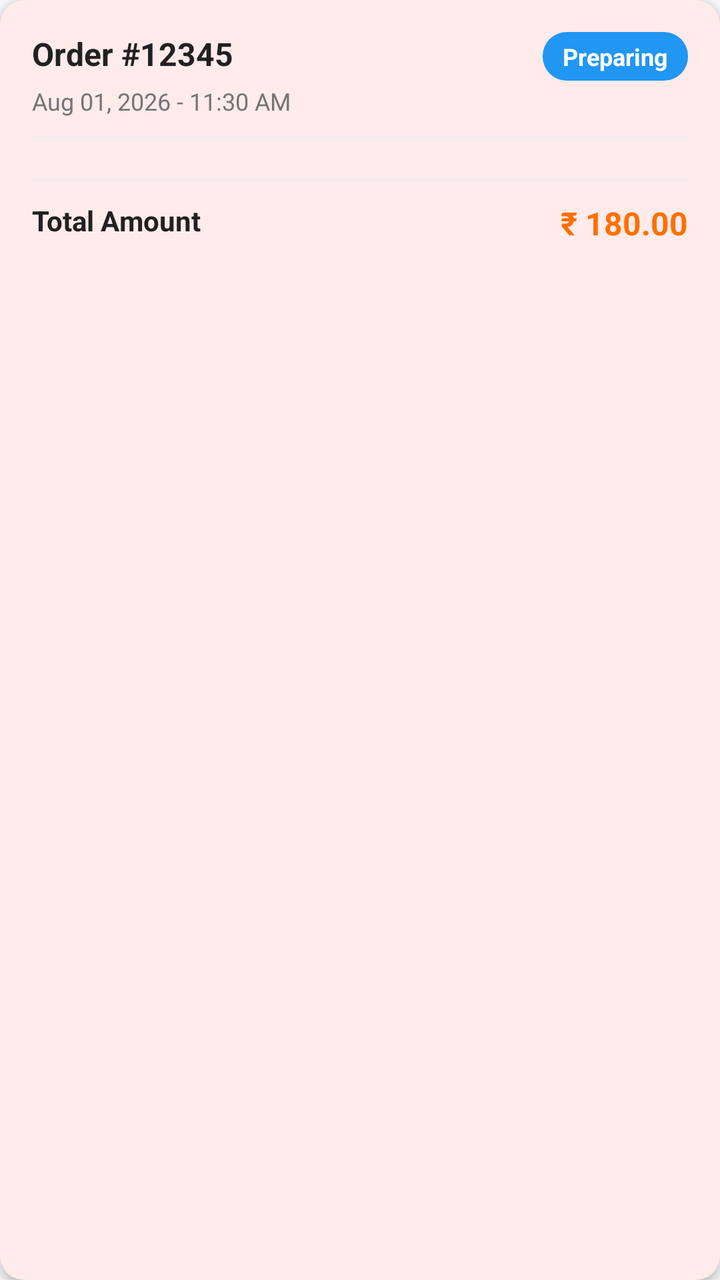
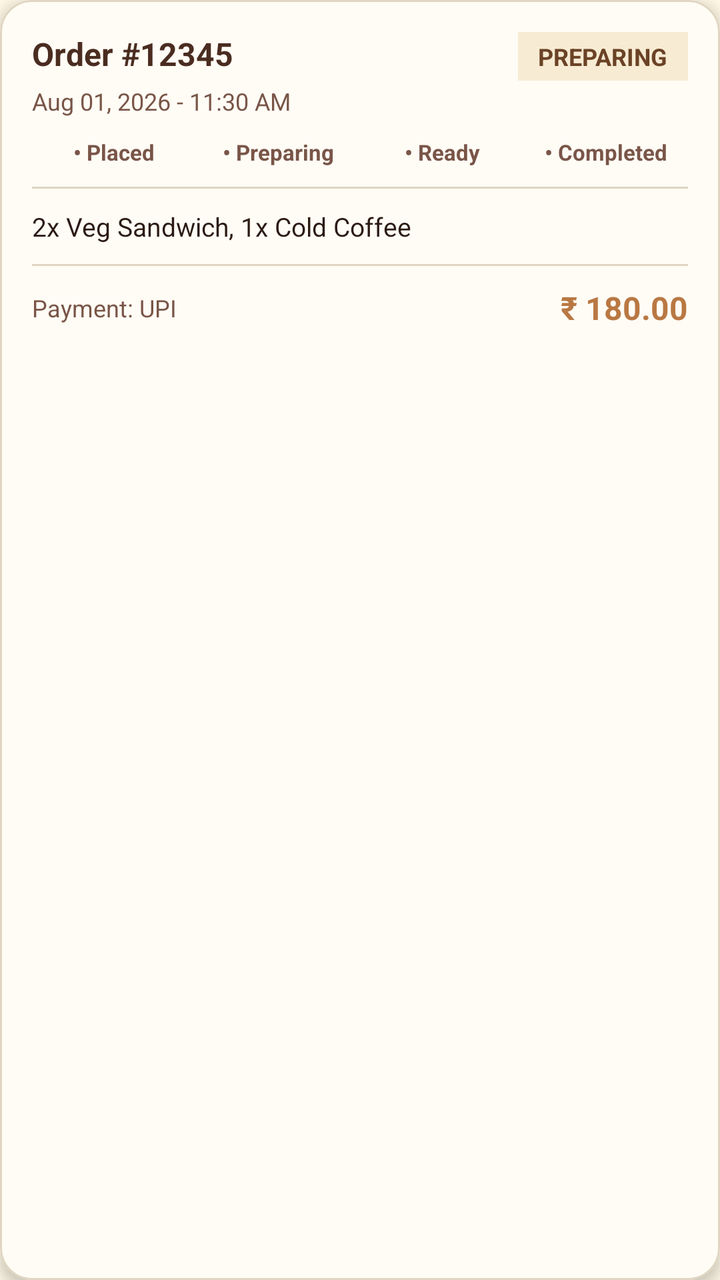

An Android layout rendered at two revisions. The XML below is the earlier revision; the diff shows what the commit changed to produce the second picture.
<!-- AndroidManifest.xml: application theme Theme.CollegeCanteenFoodOrderingApp -->
<!-- res/layout/item_order_student.xml -->
<?xml version="1.0" encoding="utf-8"?>
<com.google.android.material.card.MaterialCardView xmlns:android="http://schemas.android.com/apk/res/android"
    xmlns:app="http://schemas.android.com/apk/res-auto"
    android:layout_width="match_parent"
    android:layout_height="wrap_content"
    android:layout_marginVertical="8dp"
    app:cardCornerRadius="12dp"
    app:cardElevation="3dp"
    app:strokeWidth="0dp">

    <LinearLayout
        android:layout_width="match_parent"
        android:layout_height="wrap_content"
        android:orientation="vertical"
        android:padding="16dp">

        <RelativeLayout
            android:layout_width="match_parent"
            android:layout_height="wrap_content">

            <TextView
                android:id="@+id/tvOrderId"
                android:layout_width="wrap_content"
                android:layout_height="wrap_content"
                android:text="Order #12345"
                android:textColor="@color/text_primary"
                android:textSize="16sp"
                android:textStyle="bold" />

            <TextView
                android:id="@+id/tvStatus"
                android:layout_width="wrap_content"
                android:layout_height="wrap_content"
                android:layout_alignParentEnd="true"
                android:background="@drawable/bg_status_badge"
                android:paddingHorizontal="10dp"
                android:paddingVertical="4dp"
                android:text="Preparing"
                android:textColor="@color/white"
                android:textSize="12sp"
                android:textStyle="bold" />
        </RelativeLayout>

        <TextView
            android:id="@+id/tvDate"
            android:layout_width="wrap_content"
            android:layout_height="wrap_content"
            android:layout_marginTop="2dp"
            android:text="Aug 01, 2026 - 11:30 AM"
            android:textColor="@color/text_secondary"
            android:textSize="12sp" />

        <View
            android:layout_width="match_parent"
            android:layout_height="1dp"
            android:layout_marginVertical="10dp"
            android:background="@color/divider" />

        
        <androidx.recyclerview.widget.RecyclerView
            android:id="@+id/rvOrderItems"
            android:layout_width="match_parent"
            android:layout_height="wrap_content" />

        <TextView
            android:id="@+id/tvNotes"
            android:layout_width="wrap_content"
            android:layout_height="wrap_content"
            android:layout_marginTop="8dp"
            android:text="Notes: Table 4"
            android:textColor="@color/text_secondary"
            android:textSize="13sp"
            android:textStyle="italic"
            android:visibility="gone" />

        <View
            android:layout_width="match_parent"
            android:layout_height="1dp"
            android:layout_marginVertical="10dp"
            android:background="@color/divider" />

        <RelativeLayout
            android:layout_width="match_parent"
            android:layout_height="wrap_content">

            <TextView
                android:layout_width="wrap_content"
                android:layout_height="wrap_content"
                android:text="Total Amount"
                android:textColor="@color/text_primary"
                android:textSize="14sp"
                android:textStyle="bold" />

            <TextView
                android:id="@+id/tvTotalPrice"
                android:layout_width="wrap_content"
                android:layout_height="wrap_content"
                android:layout_alignParentEnd="true"
                android:text="₹ 180.00"
                android:textColor="@color/primary"
                android:textSize="16sp"
                android:textStyle="bold" />
        </RelativeLayout>

    </LinearLayout>
</com.google.android.material.card.MaterialCardView>
<!-- resources referenced by this layout -->
<resources>
  <color name="divider">#EEEEEE</color>
  <color name="primary">#FF6F00</color>
  <color name="text_primary">#212121</color>
  <color name="text_secondary">#757575</color>
  <color name="white">#FFFFFF</color>
  <!-- drawable bg_status_badge (drawable) -->
  <?xml version="1.0" encoding="utf-8"?>
  <shape xmlns:android="http://schemas.android.com/apk/res/android"
      android:shape="rectangle">
      <corners android:radius="12dp" />
      <solid android:color="#2196F3" />
  </shape>
  <style name="Theme.CollegeCanteenFoodOrderingApp" parent="Base.Theme.CollegeCanteenFoodOrderingApp" />
  <style name="Base.Theme.CollegeCanteenFoodOrderingApp" parent="Theme.Material3.DayNight">
          <item name="colorPrimary">@color/primary</item>
          <item name="colorPrimaryDark">@color/primary_dark</item>
          <item name="colorAccent">@color/accent</item>
          <item name="android:windowBackground">@color/bg_main</item>
      </style>
  <color name="primary_dark">#E65100</color>
  <color name="accent">#FF9800</color>
  <color name="bg_main">#F8F9FA</color>
</resources>

<!-- the commit's change to res/layout/item_order_student.xml (unified diff, before → after) -->
@@ -4,9 +4,12 @@
     android:layout_width="match_parent"
     android:layout_height="wrap_content"
     android:layout_marginVertical="8dp"
-    app:cardCornerRadius="12dp"
-    app:cardElevation="3dp"
-    app:strokeWidth="0dp">
+    android:layout_marginHorizontal="4dp"
+    app:cardBackgroundColor="@color/surface_card"
+    app:cardCornerRadius="16dp"
+    app:cardElevation="4dp"
+    app:strokeColor="@color/border_light"
+    app:strokeWidth="1dp">
 
     <LinearLayout
         android:layout_width="match_parent"
@@ -23,26 +26,26 @@
                 android:layout_width="wrap_content"
                 android:layout_height="wrap_content"
                 android:text="Order #12345"
-                android:textColor="@color/text_primary"
+                android:textColor="@color/primary_dark"
                 android:textSize="16sp"
                 android:textStyle="bold" />
 
             <TextView
-                android:id="@+id/tvStatus"
+                android:id="@+id/tvOrderStatus"
                 android:layout_width="wrap_content"
                 android:layout_height="wrap_content"
                 android:layout_alignParentEnd="true"
-                android:background="@drawable/bg_status_badge"
+                android:background="@color/bg_light_cream"
                 android:paddingHorizontal="10dp"
                 android:paddingVertical="4dp"
-                android:text="Preparing"
-                android:textColor="@color/white"
+                android:text="PREPARING"
+                android:textColor="@color/primary"
                 android:textSize="12sp"
                 android:textStyle="bold" />
         </RelativeLayout>
 
         <TextView
-            android:id="@+id/tvDate"
+            android:id="@+id/tvOrderDate"
             android:layout_width="wrap_content"
             android:layout_height="wrap_content"
             android:layout_marginTop="2dp"
@@ -50,28 +53,70 @@
             android:textColor="@color/text_secondary"
             android:textSize="12sp" />
 
+        <LinearLayout
+            android:layout_width="match_parent"
+            android:layout_height="wrap_content"
+            android:layout_marginTop="10dp"
+            android:orientation="horizontal">
+
+            <TextView
+                android:id="@+id/stepPlaced"
+                android:layout_width="0dp"
+                android:layout_height="wrap_content"
+                android:layout_weight="1"
+                android:gravity="center"
+                android:text="• Placed"
+                android:textColor="@color/text_secondary"
+                android:textSize="11sp"
+                android:textStyle="bold" />
+
+            <TextView
+                android:id="@+id/stepPreparing"
+                android:layout_width="0dp"
+                android:layout_height="wrap_content"
+                android:layout_weight="1"
+                android:gravity="center"
+                android:text="• Preparing"
+                android:textColor="@color/text_secondary"
+                android:textSize="11sp"
+                android:textStyle="bold" />
+
+            <TextView
+                android:id="@+id/stepReady"
+                android:layout_width="0dp"
+                android:layout_height="wrap_content"
+                android:layout_weight="1"
+                android:gravity="center"
+                android:text="• Ready"
+                android:textColor="@color/text_secondary"
+                android:textSize="11sp"
+                android:textStyle="bold" />
+
+            <TextView
+                android:id="@+id/stepCompleted"
+                android:layout_width="0dp"
+                android:layout_height="wrap_content"
+                android:layout_weight="1"
+                android:gravity="center"
+                android:text="• Completed"
+                android:textColor="@color/text_secondary"
+                android:textSize="11sp"
+                android:textStyle="bold" />
+        </LinearLayout>
+
         <View
             android:layout_width="match_parent"
             android:layout_height="1dp"
             android:layout_marginVertical="10dp"
             android:background="@color/divider" />
 
-        
-        <androidx.recyclerview.widget.RecyclerView
-            android:id="@+id/rvOrderItems"
+        <TextView
+            android:id="@+id/tvOrderItemsSummary"
             android:layout_width="match_parent"
-            android:layout_height="wrap_content" />
-
-        <TextView
-            android:id="@+id/tvNotes"
-            android:layout_width="wrap_content"
             android:layout_height="wrap_content"
-            android:layout_marginTop="8dp"
-            android:text="Notes: Table 4"
-            android:textColor="@color/text_secondary"
-            android:textSize="13sp"
-            android:textStyle="italic"
-            android:visibility="gone" />
+            android:text="2x Veg Sandwich, 1x Cold Coffee"
+            android:textColor="@color/text_primary"
+            android:textSize="13sp" />
 
         <View
             android:layout_width="match_parent"
@@ -84,20 +129,22 @@
             android:layout_height="wrap_content">
 
             <TextView
+                android:id="@+id/tvPaymentMethod"
                 android:layout_width="wrap_content"
                 android:layout_height="wrap_content"
-                android:text="Total Amount"
-                android:textColor="@color/text_primary"
-                android:textSize="14sp"
-                android:textStyle="bold" />
+                android:layout_alignParentStart="true"
+                android:layout_centerVertical="true"
+                android:text="Payment: UPI"
+                android:textColor="@color/text_secondary"
+                android:textSize="12sp" />
 
             <TextView
-                android:id="@+id/tvTotalPrice"
+                android:id="@+id/tvOrderTotal"
                 android:layout_width="wrap_content"
                 android:layout_height="wrap_content"
                 android:layout_alignParentEnd="true"
                 android:text="₹ 180.00"
-                android:textColor="@color/primary"
+                android:textColor="@color/caramel"
                 android:textSize="16sp"
                 android:textStyle="bold" />
         </RelativeLayout>
<!-- resource entries referenced after the edit -->
@@ -1,17 +1,12 @@
 <!-- resources referenced by this layout -->
 <resources>
-  <color name="divider">#EEEEEE</color>
-  <color name="primary">#FF6F00</color>
-  <color name="text_primary">#212121</color>
-  <color name="text_secondary">#757575</color>
-  <color name="white">#FFFFFF</color>
-  <!-- drawable bg_status_badge (drawable) -->
-  <?xml version="1.0" encoding="utf-8"?>
-  <shape xmlns:android="http://schemas.android.com/apk/res/android"
-      android:shape="rectangle">
-      <corners android:radius="12dp" />
-      <solid android:color="#2196F3" />
-  </shape>
+  <color name="bg_light_cream">#F7EBD3</color>
+  <color name="border_light">#E0D5C1</color>
+  <color name="caramel">#B97843</color>
+  <color name="divider">#E0D5C1</color>
+  <color name="primary">#6B4226</color>
+  <color name="text_primary">#2B1B14</color>
+  <color name="text_secondary">#795548</color>
   <style name="Theme.CollegeCanteenFoodOrderingApp" parent="Base.Theme.CollegeCanteenFoodOrderingApp" />
   <style name="Base.Theme.CollegeCanteenFoodOrderingApp" parent="Theme.Material3.DayNight">
           <item name="colorPrimary">@color/primary</item>
@@ -19,8 +14,9 @@
           <item name="colorAccent">@color/accent</item>
           <item name="android:windowBackground">@color/bg_main</item>
       </style>
-  <color name="primary_dark">#E65100</color>
-  <color name="accent">#FF9800</color>
-  <color name="bg_main">#F8F9FA</color>
+  <color name="primary_dark">#4A2C20</color>
+  <color name="surface_card">#FFFCF5</color>
+  <color name="accent">#B97843</color>
+  <color name="bg_main">#FFF8E7</color>
 </resources>
 
